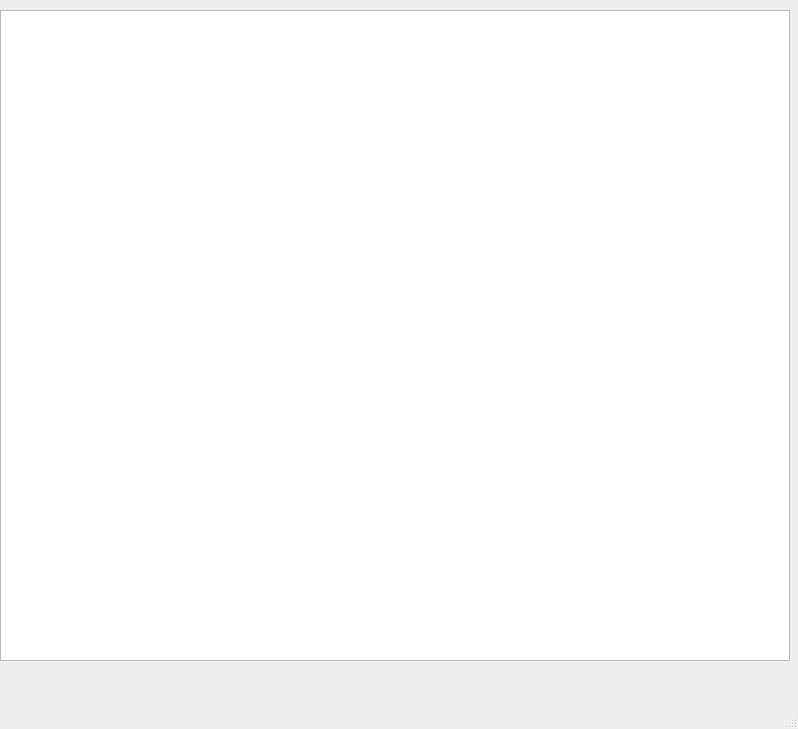
This is mainwindow.ui in daniela0020/Theory-_B_Videojuego as Qt 5 draws it before an edit. The edited form follows.
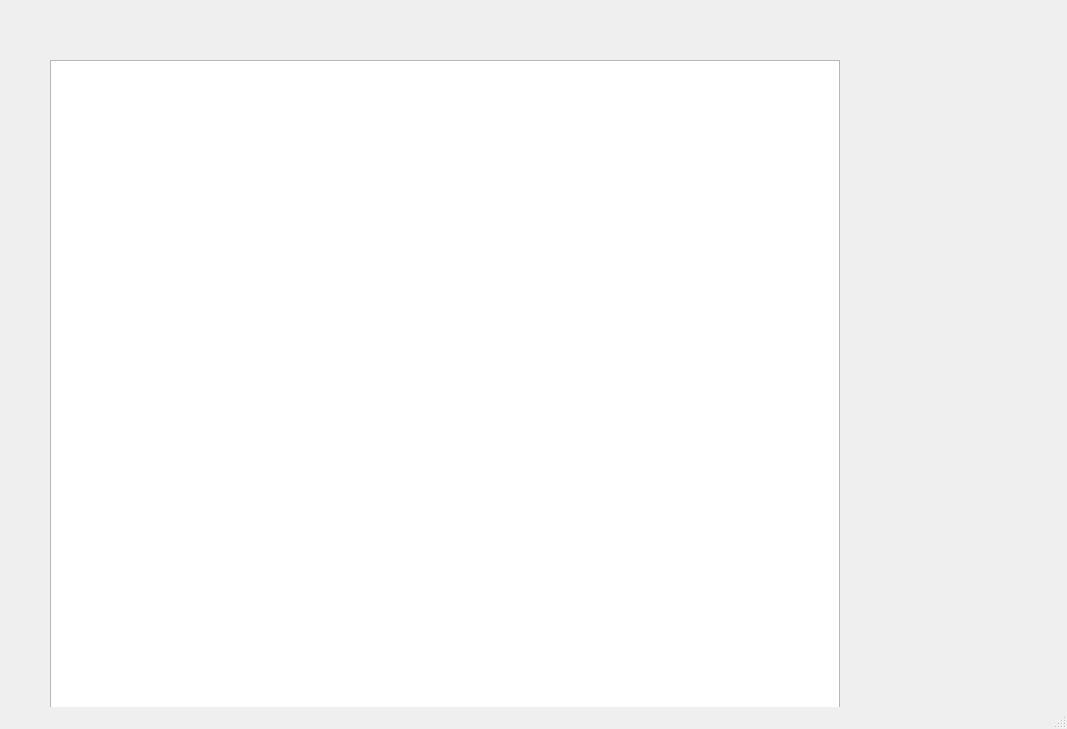
This is the edited form.

Diff of the .ui file:
```diff
--- a/mainwindow.ui
+++ b/mainwindow.ui
@@ -6,7 +6,7 @@
    <rect>
     <x>0</x>
     <y>0</y>
-    <width>798</width>
+    <width>1067</width>
     <height>729</height>
    </rect>
   </property>
@@ -17,8 +17,8 @@
    <widget class="QGraphicsView" name="graphicsView">
     <property name="geometry">
      <rect>
-      <x>0</x>
-      <y>10</y>
+      <x>50</x>
+      <y>60</y>
       <width>790</width>
       <height>651</height>
      </rect>
```
Left out of the diff: 2 changed lines with no effect on the pictures.
